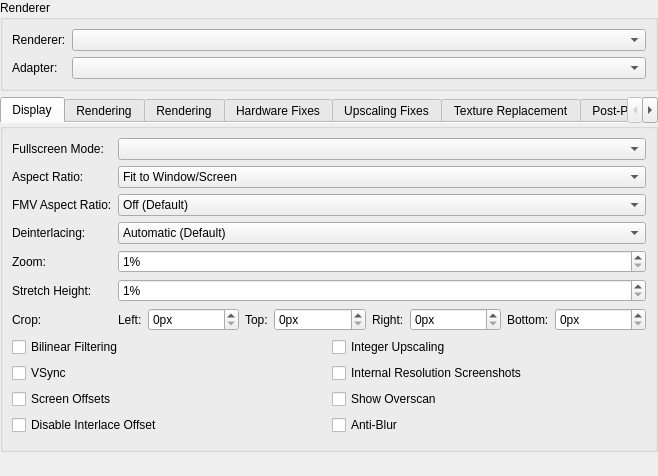
Qt form pcsx2-qt/Settings/GraphicsSettingsWidget.ui (PCSX2/pcsx2) before a commit.
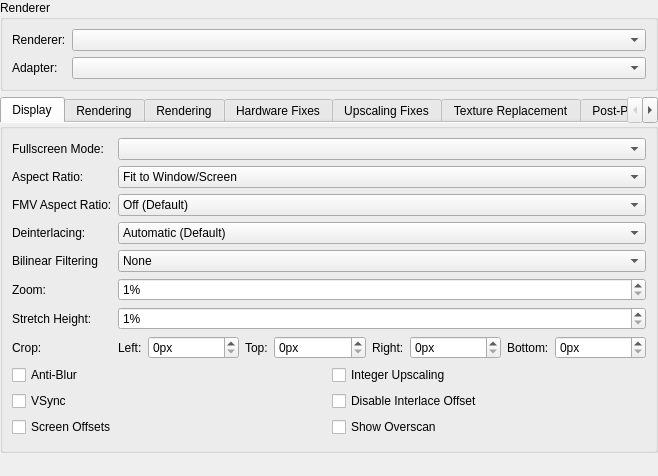
The same form after that commit.

Commit message:
GS: Add sharp bilinear post filter
Remove internal screenshot setting, all screenshots are internal (and it wasn't hooked up)

The edit to the form file:
```diff
--- a/pcsx2-qt/Settings/GraphicsSettingsWidget.ui
+++ b/pcsx2-qt/Settings/GraphicsSettingsWidget.ui
@@ -201,14 +201,14 @@
          </item>
         </widget>
        </item>
-       <item row="4" column="0">
+       <item row="5" column="0">
         <widget class="QLabel" name="label_21">
          <property name="text">
           <string>Zoom:</string>
          </property>
         </widget>
        </item>
-       <item row="4" column="1">
+       <item row="5" column="1">
         <widget class="QSpinBox" name="zoom">
          <property name="suffix">
           <string>%</string>
@@ -221,14 +221,14 @@
          </property>
         </widget>
        </item>
-       <item row="5" column="0">
+       <item row="6" column="0">
         <widget class="QLabel" name="label_24">
          <property name="text">
           <string>Stretch Height:</string>
          </property>
         </widget>
        </item>
-       <item row="5" column="1">
+       <item row="6" column="1">
         <widget class="QSpinBox" name="stretchY">
          <property name="suffix">
           <string>%</string>
@@ -241,14 +241,14 @@
          </property>
         </widget>
        </item>
-       <item row="6" column="0">
+       <item row="7" column="0">
         <widget class="QLabel" name="label_26">
          <property name="text">
           <string>Crop:</string>
          </property>
         </widget>
        </item>
-       <item row="6" column="1">
+       <item row="7" column="1">
         <layout class="QHBoxLayout" name="horizontalLayout_3" stretch="0,1,0,1,0,1,0,1">
          <item>
           <widget class="QLabel" name="label_39">
@@ -320,8 +320,15 @@
          </item>
         </layout>
        </item>
-       <item row="7" column="0" colspan="2">
+       <item row="8" column="0" colspan="2">
         <layout class="QGridLayout" name="gridLayout_5">
+         <item row="1" column="1">
+          <widget class="QCheckBox" name="DisableInterlaceOffset">
+           <property name="text">
+            <string>Disable Interlace Offset</string>
+           </property>
+          </widget>
+         </item>
          <item row="1" column="0">
           <widget class="QCheckBox" name="vsync">
            <property name="text">
@@ -329,20 +336,6 @@
            </property>
           </widget>
          </item>
-         <item row="0" column="0">
-          <widget class="QCheckBox" name="bilinearFiltering">
-           <property name="text">
-            <string>Bilinear Filtering</string>
-           </property>
-          </widget>
-         </item>
-         <item row="1" column="1">
-          <widget class="QCheckBox" name="internalResolutionScreenshots">
-           <property name="text">
-            <string>Internal Resolution Screenshots</string>
-           </property>
-          </widget>
-         </item>
          <item row="0" column="1">
           <widget class="QCheckBox" name="integerScaling">
            <property name="text">
@@ -364,14 +357,7 @@
            </property>
           </widget>
          </item>
-         <item row="4" column="0">
-          <widget class="QCheckBox" name="DisableInterlaceOffset">
-           <property name="text">
-            <string>Disable Interlace Offset</string>
-           </property>
-          </widget>
-         </item>
-         <item row="4" column="1">
+         <item row="0" column="0">
           <widget class="QCheckBox" name="PCRTCAntiBlur">
            <property name="text">
             <string>Anti-Blur</string>
@@ -383,6 +369,32 @@
          </item>
         </layout>
        </item>
+       <item row="4" column="0">
+        <widget class="QLabel" name="label_17">
+         <property name="text">
+          <string>Bilinear Filtering</string>
+         </property>
+        </widget>
+       </item>
+       <item row="4" column="1">
+        <widget class="QComboBox" name="bilinearFiltering">
+         <item>
+          <property name="text">
+           <string>None</string>
+          </property>
+         </item>
+         <item>
+          <property name="text">
+           <string>Bilinear (Smooth)</string>
+          </property>
+         </item>
+         <item>
+          <property name="text">
+           <string>Bilinear (Sharp)</string>
+          </property>
+         </item>
+        </widget>
+       </item>
       </layout>
      </widget>
      <widget class="QGroupBox" name="hardwareRenderingTab">
```
The commit also changes 10 other files.
